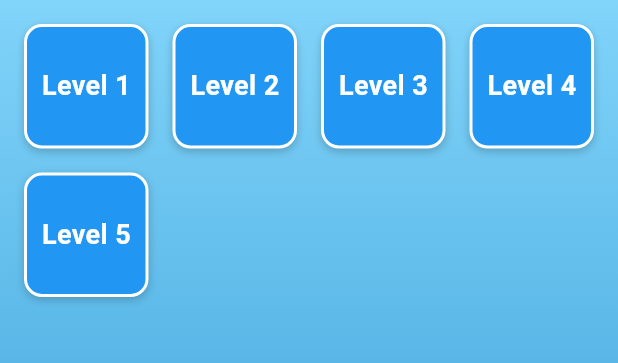
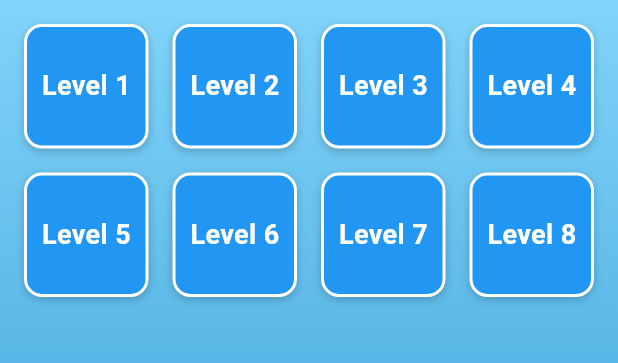
Before and after one commit to alexandrefscampos/tcc, a Flutter app: the screen it shows after launch, on a phone screen of 412 x 824 dp, the part 84-447 px from its top. Run offline on Flutter 3.47's test engine with Material 3 defaults, Android fonts, the phone set to English and light mode, and no system bars; missing offline and left inert: dart_style.

Commit message:
creating more levels

```diff
--- a/lib/data/levels.dart
+++ b/lib/data/levels.dart
@@ -19,10 +19,6 @@ final levels = [
     ],
     preBuiltCode: '''row(
   mainAxisAlignment: start,
-  children: [frog()]
-)''',
-    expectedSolution: '''row(
-  mainAxisAlignment: end,
   children: [frog()]
 )''',
     explanation:
@@ -49,10 +45,6 @@ final levels = [
     ],
     preBuiltCode: '''row(
     mainAxisAlignment: start,
-    children: [frog(), frog()]
-  )''',
-    expectedSolution: '''row(
-    mainAxisAlignment: center,
     children: [frog(), frog()]
   )''',
     explanation:
@@ -84,10 +76,6 @@ final levels = [
     mainAxisAlignment: start,
     children: [frog(), frog(), frog()]
   )''',
-    expectedSolution: '''row(
-    mainAxisAlignment: center,
-    children: [frog(), frog(), frog()]
-  )''',
     explanation:
         'Column widgets arrange their children vertically. mainAxisAlignment controls the vertical positioning.',
   ),
@@ -112,27 +100,85 @@ final levels = [
   mainAxisAlignment: start,
   children: [frog(), frog(), frog()]
 )''',
-    expectedSolution: '''row(
-  mainAxisAlignment: spaceBetween,
-  children: [frog(), frog(), frog()]
-)''',
     explanation:
         'Row widgets arrange their children horizontally. Use spaceEvenly to distribute them with equal spacing.',
   ),
   Level(
     number: 5,
     instructions:
-        'Center the frogs both horizontally and vertically using nested Column and Row.',
+        'Arrange the frogs horizontally with equal spacing using Row and mainAxisAlignment.',
     initialPositions: [
       Position(x: 0, y: 0, color: FrogColor.green),
       Position(x: 0, y: 0, color: FrogColor.yellow),
       Position(x: 0, y: 0, color: FrogColor.red),
     ],
     lilypadWidget: const Column(
+      mainAxisAlignment: MainAxisAlignment.end,
+      children: [
+        Row(
+          children: [
+            LilyPad(color: FrogColor.green),
+            LilyPad(color: FrogColor.yellow),
+            LilyPad(color: FrogColor.red),
+          ],
+        ),
+      ],
+    ),
+    preBuiltCode: '''row(
+  crossAxisAlignment: start,
+  children: [
+    frog(),
+    frog(),
+    frog(),
+  ]
+)''',
+    explanation:
+        'Row widgets arrange their children horizontally. Use spaceEvenly to distribute them with equal spacing.',
+  ),
+  Level(
+    number: 6,
+    instructions:
+        'Center the frogs both horizontally and vertically using nested Column and Row.',
+    initialPositions: [
+      Position(x: 0, y: 0, color: FrogColor.green),
+    ],
+    lilypadWidget: const Column(
       mainAxisAlignment: MainAxisAlignment.center,
       children: [
         Row(
           mainAxisAlignment: MainAxisAlignment.center,
+          children: [
+            LilyPad(color: FrogColor.green),
+          ],
+        ),
+      ],
+    ),
+    preBuiltCode: '''column(
+  mainAxisAlignment: start,
+  children: [
+    row(
+      mainAxisAlignment: start,
+      children: [frog()]
+    )
+  ]
+)''',
+    explanation:
+        'You can nest Row inside Column to control both horizontal and vertical alignment.',
+  ),
+  Level(
+    number: 7,
+    instructions:
+        'Arrange the frogs horizontally with equal spacing using Row and mainAxisAlignment.',
+    initialPositions: [
+      Position(x: 0, y: 0, color: FrogColor.green),
+      Position(x: 0, y: 0, color: FrogColor.yellow),
+      Position(x: 0, y: 0, color: FrogColor.red),
+    ],
+    lilypadWidget: const Column(
+      mainAxisAlignment: MainAxisAlignment.end,
+      children: [
+        Row(
+          mainAxisAlignment: MainAxisAlignment.spaceBetween,
           children: [
             LilyPad(color: FrogColor.green),
             LilyPad(color: FrogColor.yellow),
@@ -142,25 +188,36 @@ final levels = [
       ],
     ),
     preBuiltCode: '''column(
-  mainAxisAlignment: start,
   children: [
     row(
-      mainAxisAlignment: start,
-      children: [frog(), frog(), frog()]
-    )
-  ]
-)''',
-    expectedSolution: '''column(
-  mainAxisAlignment: center,
-  children: [
-    row(
-      mainAxisAlignment: center,
-      children: [frog(), frog(), frog()]
-    )
+      children: [frog(), frog(), frog()],
+    ),
   ]
 )''',
     explanation:
-        'You can nest Row inside Column to control both horizontal and vertical alignment.',
+        'Row widgets arrange their children horizontally. Use spaceEvenly to distribute them with equal spacing.',
+  ),
+  Level(
+    number: 8,
+    instructions:
+        'Arrange the frogs horizontally with equal spacing using Row and mainAxisAlignment.',
+    initialPositions: [
+      Position(x: 0, y: 0, color: FrogColor.green),
+      Position(x: 0, y: 0, color: FrogColor.yellow),
+      Position(x: 0, y: 0, color: FrogColor.red),
+    ],
+    lilypadWidget: const Column(
+      children: [
+        LilyPad(color: FrogColor.green),
+        LilyPad(color: FrogColor.yellow),
+        LilyPad(color: FrogColor.red),
+      ],
+    ),
+    preBuiltCode: '''row(
+  children: [frog(), frog(), frog()]
+)''',
+    explanation:
+        'Row widgets arrange their children horizontally. Use spaceEvenly to distribute them with equal spacing.',
   ),
 ];
 
--- a/lib/models/level.dart
+++ b/lib/models/level.dart
@@ -6,7 +6,6 @@ class Level {
   final String instructions;
   final List<Position> initialPositions;
   final String preBuiltCode;
-  final String expectedSolution;
   final String? explanation;
 
   final Widget? frogWidget;
@@ -17,7 +16,6 @@ class Level {
     required this.instructions,
     required this.initialPositions,
     required this.preBuiltCode,
-    this.expectedSolution = '',
     this.explanation,
     this.frogWidget,
     this.lilypadWidget,
--- a/lib/utils/code_parser.dart
+++ b/lib/utils/code_parser.dart
@@ -1,5 +1,7 @@
 import 'package:flutter/material.dart';
+import 'package:tcc2/enums/frog_color.dart';
 import 'package:tcc2/utils/syntax_validator.dart';
+import 'package:tcc2/widgets/game_components.dart';
 
 class CodeParser {
   static Widget parseCode(String code, List<Widget> frogs) {
@@ -68,6 +70,8 @@ class CodeParser {
               properties['crossaxisalignment'] ?? 'start'),
           children: children,
         );
+      case 'frog':
+        return const Frog(color: FrogColor.green);
       default:
         throw 'Unknown widget: $widgetName';
     }
```
